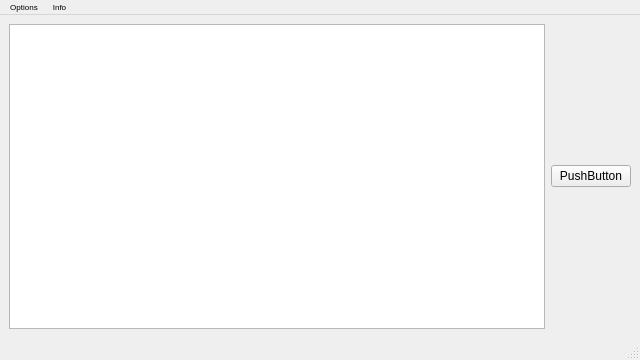
This is mainwindow.ui in Tmroz21/Plane-Reservation-System as Qt 5 draws it before an edit. The edited form follows.
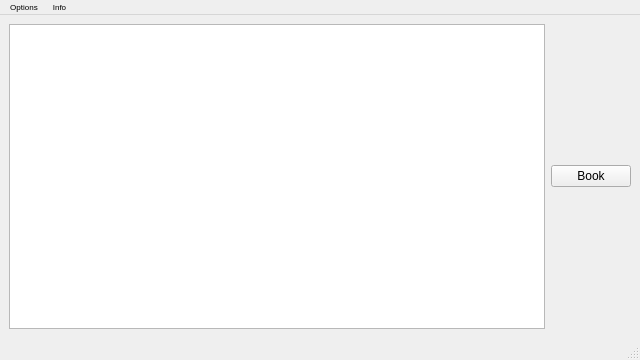
This is the edited form.

Diff of the .ui file:
```diff
--- a/mainwindow.ui
+++ b/mainwindow.ui
@@ -32,8 +32,20 @@
     </item>
     <item>
      <widget class="QPushButton" name="pushButton">
+      <property name="enabled">
+       <bool>true</bool>
+      </property>
       <property name="text">
-       <string>PushButton</string>
+       <string>Book</string>
+      </property>
+      <property name="autoDefault">
+       <bool>false</bool>
+      </property>
+      <property name="default">
+       <bool>false</bool>
+      </property>
+      <property name="flat">
+       <bool>false</bool>
       </property>
      </widget>
     </item>
```
